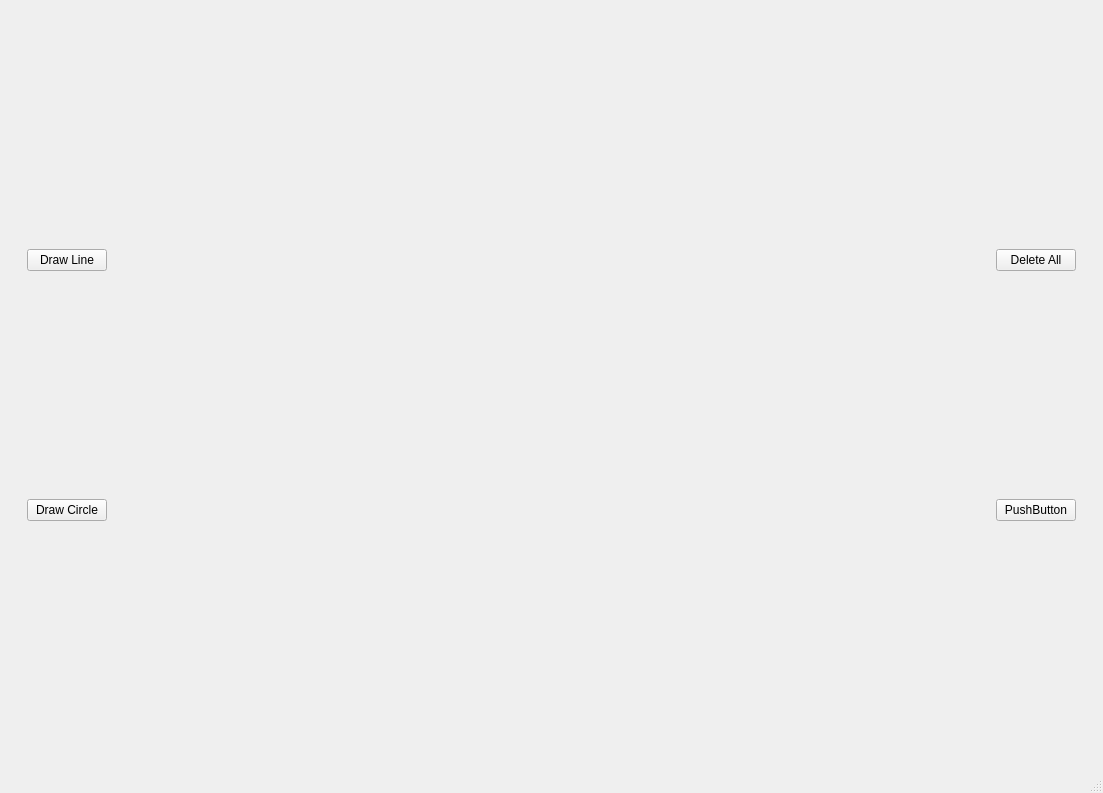
Before: the Qt Designer form mainwindow.ui in mhocio/Pixel-Drawing, drawn with Qt 5.
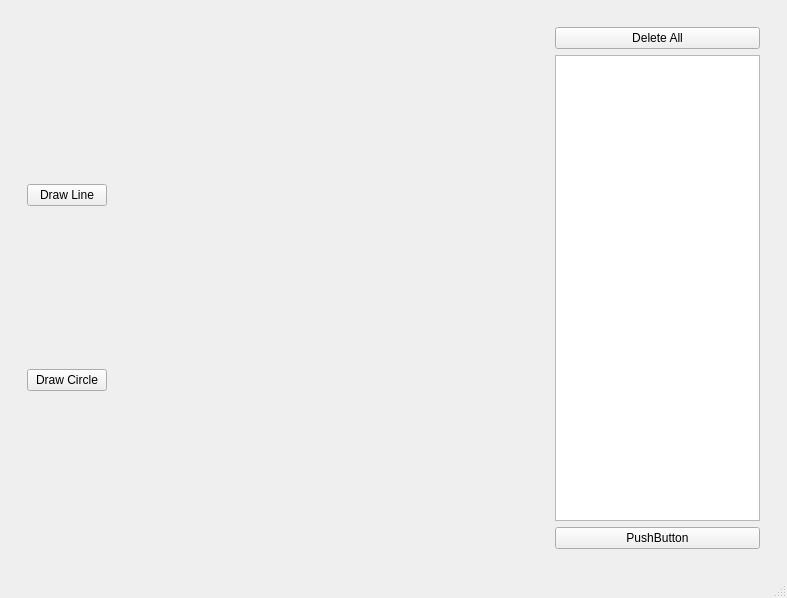
After: the same form once the commit is applied.

Commit message: Add shapes list on UI

Patch:
```diff
--- a/mainwindow.ui
+++ b/mainwindow.ui
@@ -6,8 +6,8 @@
    <rect>
     <x>0</x>
     <y>0</y>
-    <width>1103</width>
-    <height>793</height>
+    <width>787</width>
+    <height>598</height>
    </rect>
   </property>
   <property name="windowTitle">
@@ -91,6 +91,9 @@
             </property>
            </widget>
           </item>
+          <item>
+           <widget class="QListWidget" name="listWidget"/>
+          </item>
           <item>
            <widget class="QPushButton" name="pushButton_4">
             <property name="text">
```
Left out of the diff: 2 changed lines with no effect on the pictures. The commit also changes 2 other files.
